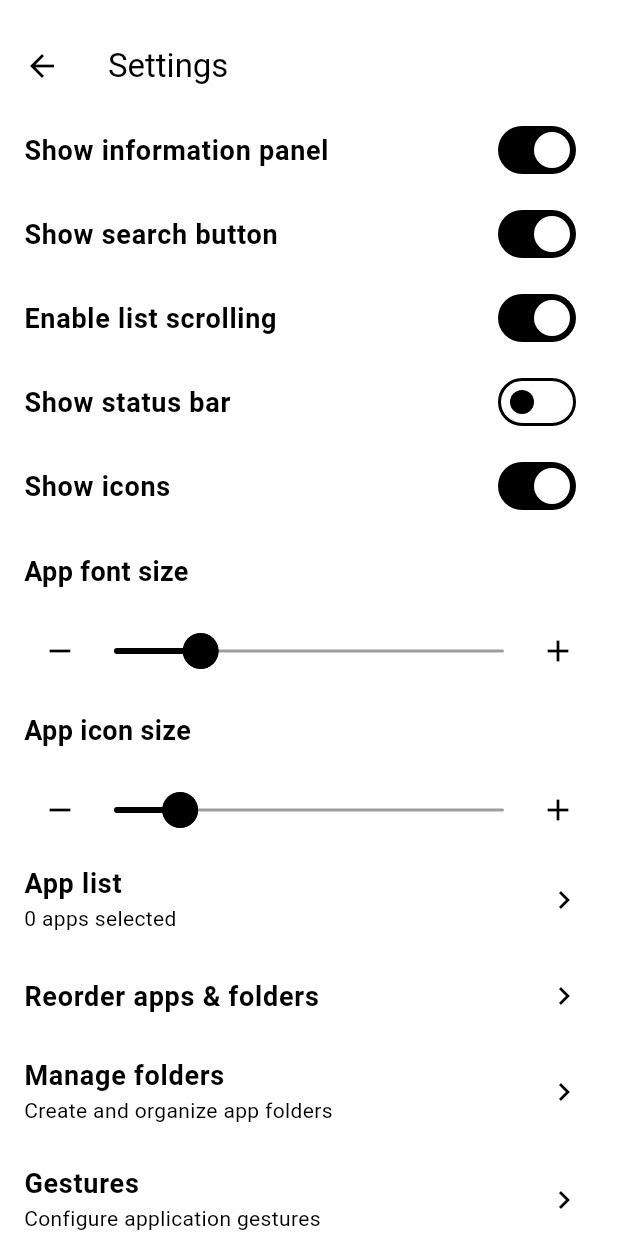
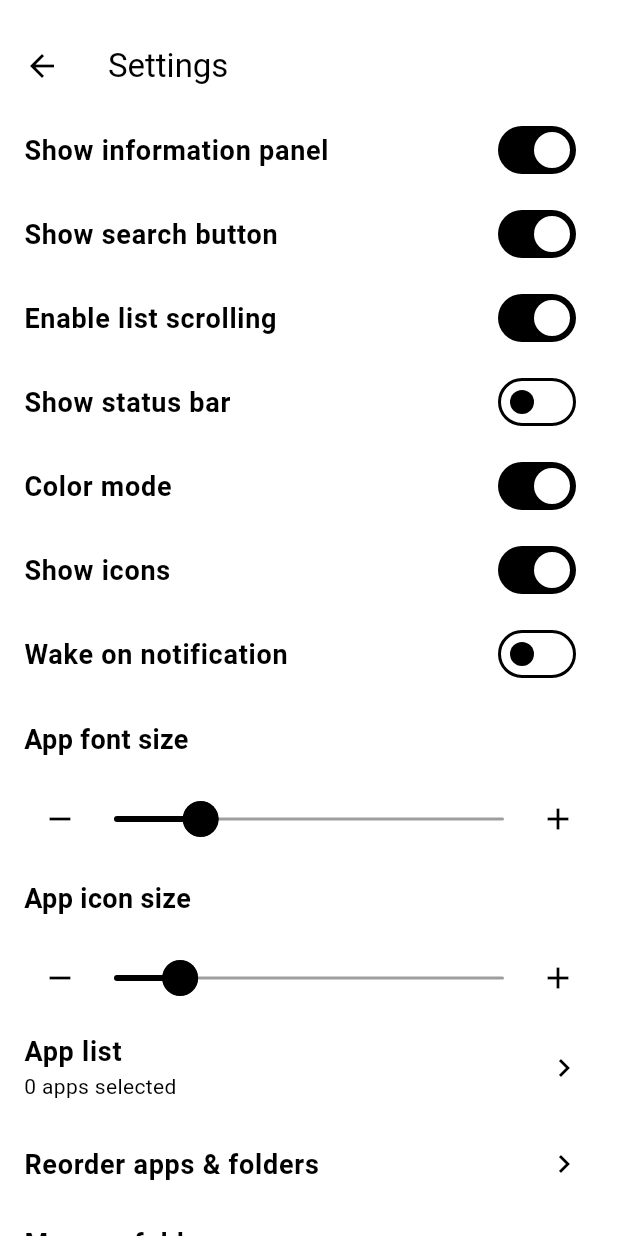
Before and after one commit to ruditimmermans/think-launcher-flutter, a Flutter app: the SettingsScreen screen opened directly with empty values, on a phone screen of 412 x 824 dp. Run offline on Flutter 3.47's test engine with Material 3 defaults, Android fonts, the light colour scheme and no system bars; our stand-ins replace battery_plus, geolocator, shared_preferences; missing offline and left inert: android_intent_plus, installed_apps, notification_listener_service; accounts and stored records are empty; statements that could not run were skipped.

Commit message:
version: - 1.7.0 - Added color mode for color icons - Added wake on notification option

```diff
--- a/lib/l10n/app_en.arb
+++ b/lib/l10n/app_en.arb
@@ -418,4 +418,13 @@
   "@errorUpdatingWeather": {
     "description": "Error message when weather update fails"
   }
+  ,
+  "colorMode": "Color mode",
+  "@colorMode": {
+    "description": "Toggle to show icons in full color instead of grayscale"
+  },
+  "wakeOnNotification": "Wake on notification",
+  "@wakeOnNotification": {
+    "description": "Toggle to briefly wake the screen when a notification arrives"
+  }
 }
--- a/lib/l10n/app_localizations.dart
+++ b/lib/l10n/app_localizations.dart
@@ -550,6 +550,18 @@ abstract class AppLocalizations {
   /// In en, this message translates to:
   /// **'Error updating weather'**
   String get errorUpdatingWeather;
+
+  /// Toggle to show icons in full color instead of grayscale
+  ///
+  /// In en, this message translates to:
+  /// **'Color mode'**
+  String get colorMode;
+
+  /// Toggle to briefly wake the screen when a notification arrives
+  ///
+  /// In en, this message translates to:
+  /// **'Wake on notification'**
+  String get wakeOnNotification;
 }
 
 class _AppLocalizationsDelegate extends LocalizationsDelegate<AppLocalizations> {
--- a/lib/l10n/app_localizations_en.dart
+++ b/lib/l10n/app_localizations_en.dart
@@ -249,4 +249,10 @@ class AppLocalizationsEn extends AppLocalizations {
 
   @override
   String get errorUpdatingWeather => 'Error updating weather';
+
+  @override
+  String get colorMode => 'Color mode';
+
+  @override
+  String get wakeOnNotification => 'Wake on notification';
 }
--- a/lib/l10n/app_localizations_nl.dart
+++ b/lib/l10n/app_localizations_nl.dart
@@ -249,4 +249,10 @@ class AppLocalizationsNl extends AppLocalizations {
 
   @override
   String get errorUpdatingWeather => 'Fout bij bijwerken van het weer';
+
+  @override
+  String get colorMode => 'Kleurmodus';
+
+  @override
+  String get wakeOnNotification => 'Wakker worden met melding';
 }
--- a/lib/screens/settings_screen.dart
+++ b/lib/screens/settings_screen.dart
@@ -24,6 +24,8 @@ class _SettingsScreenState extends State<SettingsScreen> {
   double appIconSize = 35.0;
   bool enableScroll = true;
   bool showIcons = false;
+  bool colorMode = true;
+  bool wakeOnNotification = false;
   List<String> selectedApps = [];
   bool isLoading = false;
   String? errorMessage;
@@ -42,6 +44,8 @@ class _SettingsScreenState extends State<SettingsScreen> {
       appIconSize = widget.prefs.getDouble('appIconSize') ?? 35.0;
       enableScroll = widget.prefs.getBool('enableScroll') ?? true;
       showIcons = widget.prefs.getBool('showIcons') ?? true;
+      colorMode = widget.prefs.getBool('colorMode') ?? true;
+      wakeOnNotification = widget.prefs.getBool('wakeOnNotification') ?? false;
       selectedApps = widget.prefs.getStringList('selectedApps') ?? [];
     });
   }
@@ -59,6 +63,8 @@ class _SettingsScreenState extends State<SettingsScreen> {
       await widget.prefs.setDouble('appIconSize', appIconSize);
       await widget.prefs.setBool('enableScroll', enableScroll);
       await widget.prefs.setBool('showIcons', showIcons);
+      await widget.prefs.setBool('colorMode', colorMode);
+      await widget.prefs.setBool('wakeOnNotification', wakeOnNotification);
       await widget.prefs.setStringList('selectedApps', selectedApps);
 
       // Update status bar visibility
@@ -237,7 +243,25 @@ class _SettingsScreenState extends State<SettingsScreen> {
                         },
                       ),
 
-                      // 5. Show icons
+                      // 5. Color mode
+                      SwitchListTile(
+                        title: Text(
+                          AppLocalizations.of(context)!.colorMode,
+                          style: const TextStyle(
+                            fontSize: 18,
+                            fontWeight: FontWeight.bold,
+                          ),
+                        ),
+                        value: colorMode,
+                        onChanged: (value) {
+                          setState(() {
+                            colorMode = value;
+                          });
+                          _saveSettings();
+                        },
+                      ),
+
+                      // 6. Show icons
                       SwitchListTile(
                         title: Text(
                           AppLocalizations.of(context)!.showIcons,
@@ -255,7 +279,25 @@ class _SettingsScreenState extends State<SettingsScreen> {
                         },
                       ),
 
-                      // 6. App font size
+                      // 7. Wake on notification
+                      SwitchListTile(
+                        title: Text(
+                          AppLocalizations.of(context)!.wakeOnNotification,
+                          style: const TextStyle(
+                            fontSize: 18,
+                            fontWeight: FontWeight.bold,
+                          ),
+                        ),
+                        value: wakeOnNotification,
+                        onChanged: (value) {
+                          setState(() {
+                            wakeOnNotification = value;
+                          });
+                          _saveSettings();
+                        },
+                      ),
+
+                      // 8. App font size
                       Padding(
                         padding: const EdgeInsets.all(16.0),
                         child: Text(
--- a/pubspec.yaml
+++ b/pubspec.yaml
@@ -1,7 +1,7 @@
 name: think_launcher
 description: A minimalist launcher for E-Ink screens
 publish_to: 'none'
-version: 1.6.0
+version: 1.7.0
 
 environment:
   sdk: '>=3.0.0 <4.0.0'
```
Also changed, not shown: lib/l10n/app_nl.arb (+9 -0 lines), lib/screens/main_screen.dart (+48 -4 lines), lib/screens/reorder_apps_screen.dart (+12 -7 lines), assets/app_options.png, assets/folder_options.png, assets/home_screen.png, assets/settings_screen.png, 2 other files.
